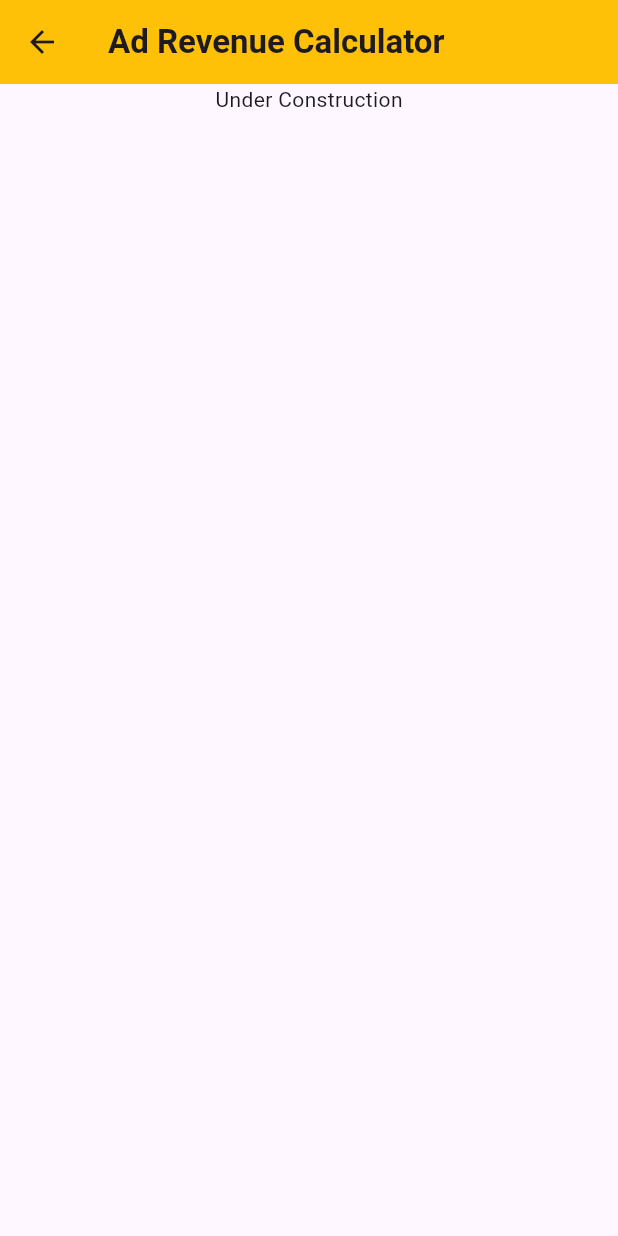
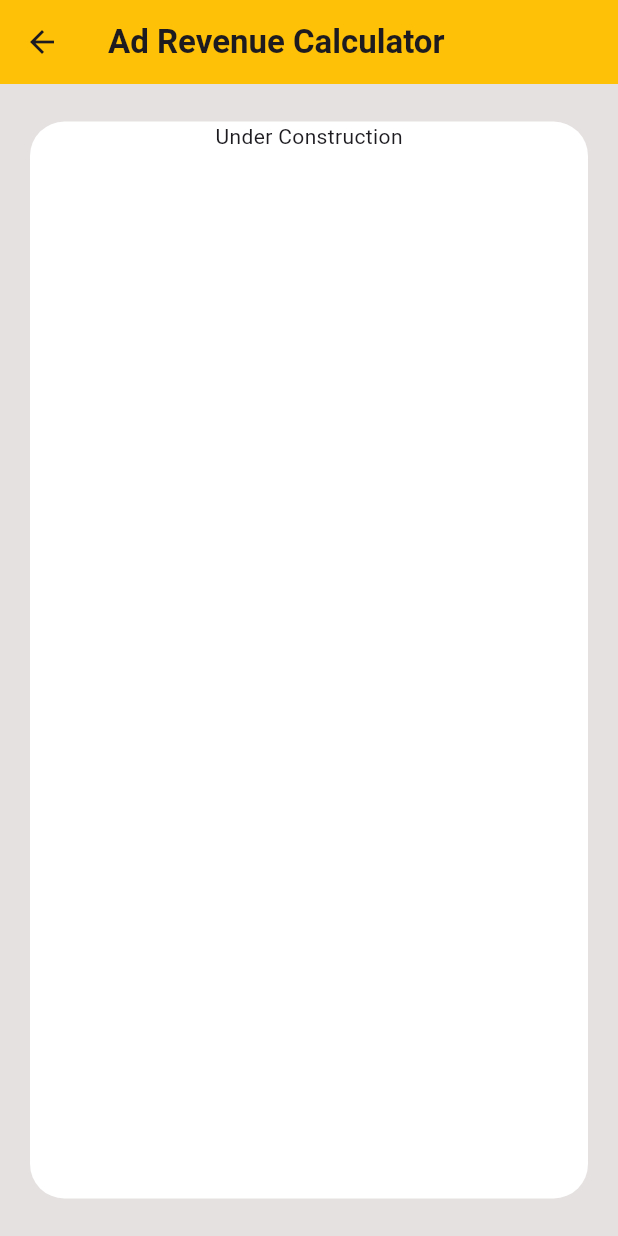
Before and after one commit to Webtonics/Calci, a Flutter app: the AdRevenueCalcView screen opened directly, on a phone screen of 412 x 824 dp. Run offline on Flutter 3.47's test engine with Material 3 defaults, Android fonts, the phone set to English and light mode, and no system bars.

Commit message:
responsive cont 2

```diff
--- a/lib/pages/calculators/adrevenue_calculator.dart
+++ b/lib/pages/calculators/adrevenue_calculator.dart
@@ -11,14 +11,26 @@ class _AdRevenueCalcViewState extends State<AdRevenueCalcView> {
   @override
   Widget build(BuildContext context) {
     return  Scaffold(
+      backgroundColor: const Color.fromARGB(255, 230, 225, 225),
       appBar: AppBar(
         backgroundColor: Colors.amber,
         title: const Text("Ad Revenue Calculator", style: TextStyle(fontSize: 22, fontWeight: FontWeight.bold),),
       ),
-      body: const Column(
-        children: [
-          Center(child: Text("Under Construction"))
-        ],
+      body: Center(
+        child: Padding(
+          padding: const EdgeInsets.symmetric(horizontal: 20, vertical: 25),
+          child: Container(
+             decoration:  BoxDecoration( color: Colors.white, borderRadius: BorderRadius.circular(23)),
+               alignment: Alignment.center,
+
+             width: 500,
+            child: const Column(
+              children: [
+                Center(child: Text("Under Construction"))
+              ],
+            ),
+          ),
+        ),
       ),
     );
   }
```
Also changed, not shown: lib/pages/calculators/calories_calculator.dart (+17 -6 lines).
